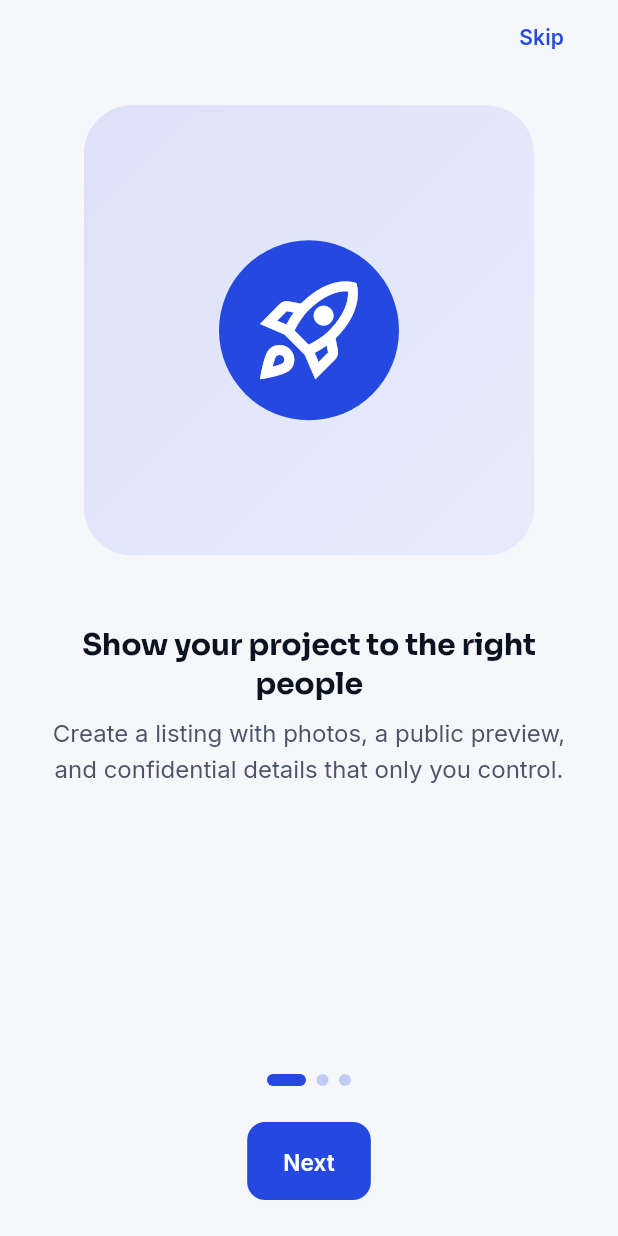
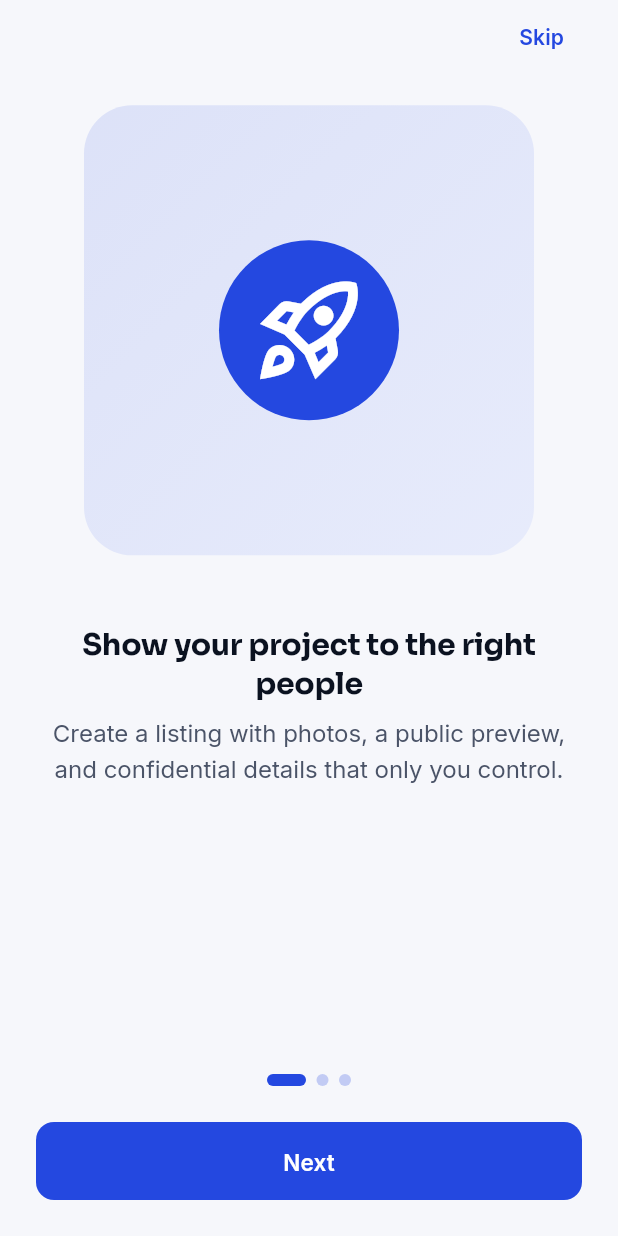
Before and after one commit to Subhash2312301/Orwickle_FYP, a Flutter app: the screen it shows after launch, on a phone screen of 412 x 824 dp. Run offline on Flutter 3.47's test engine with Material 3 defaults, Android fonts, the light colour scheme and no system bars; our stand-ins replace dio, file_picker, flutter_animate, flutter_secure_storage, go_router, google_fonts and 1 more; accounts and stored records are empty.

Commit message:
Design system follow-up: full-width filled buttons, DEV_TOOLS flag
- Filled buttons fill their row by default again, as the existing screens expect
- /system-check and /design-system are gated by AppConfig.devTools (debug builds, or
  --dart-define=DEV_TOOLS=true), so a local release web build can show the gallery
- The gallery route skips the session redirects

```diff
--- a/mobile/lib/core/config/app_config.dart
+++ b/mobile/lib/core/config/app_config.dart
@@ -1,7 +1,10 @@
+import 'package:flutter/foundation.dart';
+
 /// App-wide settings, chosen at build time with --dart-define.
 ///
 ///   flutter run                                                  → Android emulator → laptop backend
 ///   flutter run --dart-define=API_BASE_URL=http://192.168.1.5:4000/api   → real phone on same Wi-Fi
+///   flutter build web --dart-define=DEV_TOOLS=true               → keeps /system-check and /design-system
 class AppConfig {
   const AppConfig._();
 
@@ -9,4 +12,8 @@ class AppConfig {
   static const String apiBaseUrl = String.fromEnvironment('API_BASE_URL', defaultValue: 'http://10.0.2.2:4000/api');
 
   static const Duration requestTimeout = Duration(seconds: 15);
+
+  /// Developer pages (health check, component gallery): on in debug builds, off in releases
+  /// unless DEV_TOOLS=true.
+  static const bool devTools = bool.fromEnvironment('DEV_TOOLS', defaultValue: kDebugMode);
 }
--- a/mobile/lib/core/router/app_router.dart
+++ b/mobile/lib/core/router/app_router.dart
@@ -1,5 +1,7 @@
 import 'package:flutter/foundation.dart';
 import 'package:go_router/go_router.dart';
+
+import '../config/app_config.dart';
 
 import '../../features/auth/data/auth_models.dart';
 import '../../features/auth/screens/change_password_screen.dart';
@@ -30,7 +32,7 @@ GoRouter buildRouter(SessionController session, OnboardingState onboarding) => G
   refreshListenable: Listenable.merge([session, onboarding]),
   redirect: (context, state) {
     final location = state.matchedLocation;
-    if (location == Routes.designSystem && session.status != SessionStatus.unknown) return null; // debug gallery
+    if (location == Routes.designSystem) return null; // developer gallery needs no session
     switch (session.status) {
       case SessionStatus.unknown:
         return location == Routes.splash ? null : Routes.splash;
@@ -73,8 +75,8 @@ GoRouter buildRouter(SessionController session, OnboardingState onboarding) => G
       builder: (context, state) => ResetPasswordScreen(email: state.uri.queryParameters['email'] ?? ''),
     ),
     // developer health check, not part of the release app
-    if (kDebugMode) GoRoute(path: Routes.systemCheck, builder: (context, state) => const SystemCheckScreen()),
-    if (kDebugMode) GoRoute(path: Routes.designSystem, builder: (context, state) => const ComponentGalleryScreen()),
+    if (AppConfig.devTools) GoRoute(path: Routes.systemCheck, builder: (context, state) => const SystemCheckScreen()),
+    if (AppConfig.devTools) GoRoute(path: Routes.designSystem, builder: (context, state) => const ComponentGalleryScreen()),
     GoRoute(path: Routes.home, builder: (context, state) => const MainShell()),
     GoRoute(path: Routes.changePassword, builder: (context, state) => const ChangePasswordScreen()),
     GoRoute(path: Routes.profileSetup, builder: (context, state) => const ProfileEditScreen(setup: true)),
--- a/mobile/lib/core/theme/app_theme.dart
+++ b/mobile/lib/core/theme/app_theme.dart
@@ -98,7 +98,8 @@ class AppTheme {
       borderSide: BorderSide(color: color, width: width),
     );
     const buttonPadding = EdgeInsets.symmetric(horizontal: Gaps.xl);
-    const buttonSize = Size(Sizes.tapTarget, Sizes.buttonHeight);
+    // filled buttons fill their row by default (forms, bottom bars); AppButton(expand: false) hugs
+    const buttonSize = Size.fromHeight(Sizes.buttonHeight);
 
     return ThemeData(
       useMaterial3: true,
@@ -168,7 +169,7 @@ class AppTheme {
       ),
       outlinedButtonTheme: OutlinedButtonThemeData(
         style: OutlinedButton.styleFrom(
-          minimumSize: buttonSize,
+          minimumSize: const Size(Sizes.tapTarget, Sizes.buttonHeight),
           padding: buttonPadding,
           foregroundColor: colors.onSurface,
           side: BorderSide(color: app.borderStrong),
--- a/mobile/lib/features/design_system/component_gallery_screen.dart
+++ b/mobile/lib/features/design_system/component_gallery_screen.dart
@@ -6,7 +6,7 @@ import '../../core/theme/theme_controller.dart';
 import '../../core/widgets/widgets.dart';
 
 /// Developer page showing every design-system component and its states, in light or dark.
-/// Debug builds only (/design-system); handy for checking changes and for report screenshots.
+/// Developer builds only (/design-system, see AppConfig.devTools); handy for checking changes and for report screenshots.
 class ComponentGalleryScreen extends StatefulWidget {
   const ComponentGalleryScreen({super.key});
 
```
